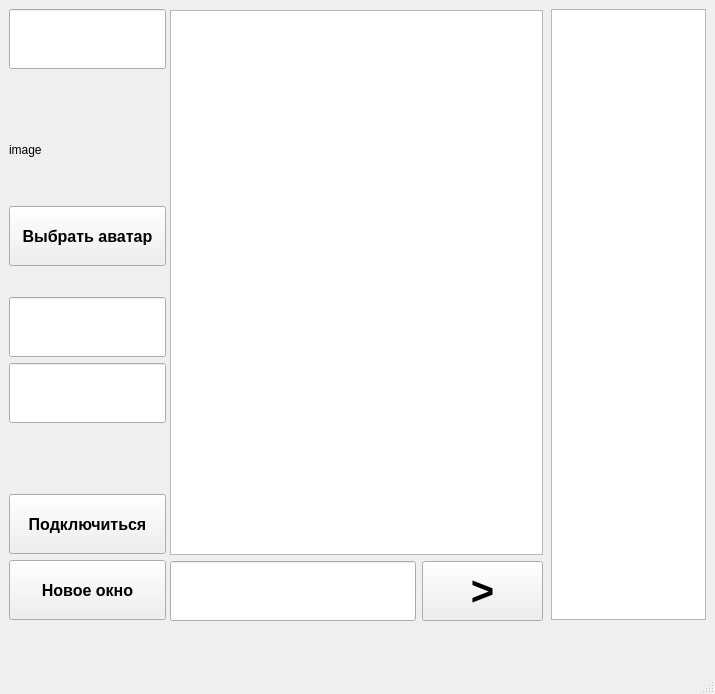
Qt form my_client/mainwindow.ui (xzbey/TcpChat) before a commit.
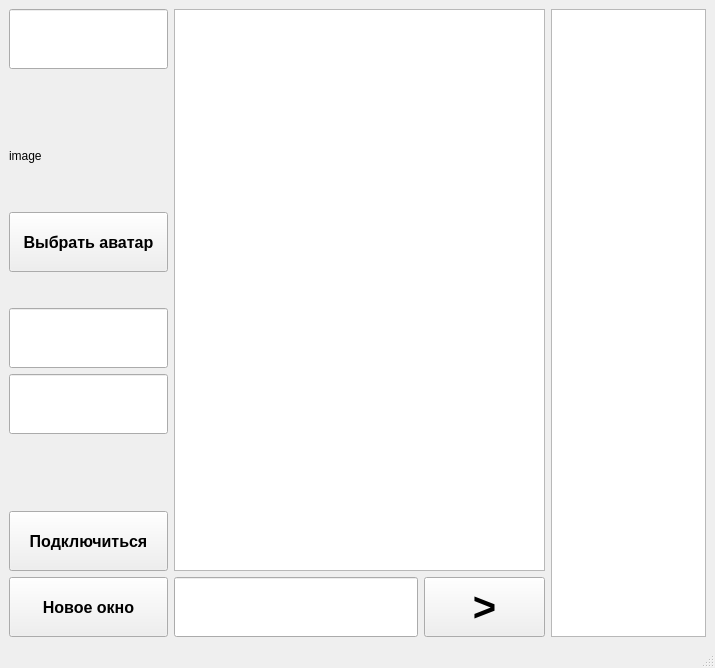
The same form after that commit.

What changed in the file:
```diff
--- a/my_client/mainwindow.ui
+++ b/my_client/mainwindow.ui
@@ -7,7 +7,7 @@
     <x>0</x>
     <y>0</y>
     <width>715</width>
-    <height>694</height>
+    <height>668</height>
    </rect>
   </property>
   <property name="minimumSize">
@@ -20,44 +20,8 @@
    <string>MainWindow</string>
   </property>
   <widget class="QWidget" name="centralwidget">
-   <widget class="QListWidget" name="userList">
-    <property name="geometry">
-     <rect>
-      <x>551</x>
-      <y>9</y>
-      <width>155</width>
-      <height>611</height>
-     </rect>
-    </property>
-    <property name="minimumSize">
-     <size>
-      <width>155</width>
-      <height>200</height>
-     </size>
-    </property>
-    <property name="maximumSize">
-     <size>
-      <width>121</width>
-      <height>9999999</height>
-     </size>
-    </property>
-    <property name="font">
-     <font>
-      <pointsize>12</pointsize>
-      <italic>false</italic>
-      <bold>true</bold>
-     </font>
-    </property>
-   </widget>
-   <widget class="QWidget" name="layoutWidget">
-    <property name="geometry">
-     <rect>
-      <x>9</x>
-      <y>9</y>
-      <width>157</width>
-      <height>611</height>
-     </rect>
-    </property>
+   <layout class="QGridLayout" name="gridLayout">
+    <item row="0" column="0">
     <layout class="QVBoxLayout" name="verticalLayout_3">
      <item>
       <widget class="QLineEdit" name="name">
@@ -265,16 +229,8 @@
       </layout>
      </item>
     </layout>
-   </widget>
-   <widget class="QWidget" name="layoutWidget">
-    <property name="geometry">
-     <rect>
-      <x>170</x>
-      <y>10</y>
-      <width>373</width>
-      <height>611</height>
-     </rect>
-    </property>
+    </item>
+    <item row="0" column="1">
     <layout class="QVBoxLayout" name="verticalLayout_4">
      <item>
       <widget class="QTextBrowser" name="chat">
@@ -340,7 +296,31 @@
       </layout>
      </item>
     </layout>
-   </widget>
+    </item>
+    <item row="0" column="2">
+     <widget class="QListWidget" name="userList">
+      <property name="minimumSize">
+       <size>
+        <width>155</width>
+        <height>200</height>
+       </size>
+      </property>
+      <property name="maximumSize">
+       <size>
+        <width>121</width>
+        <height>9999999</height>
+       </size>
+      </property>
+      <property name="font">
+       <font>
+        <pointsize>12</pointsize>
+        <italic>false</italic>
+        <bold>true</bold>
+       </font>
+      </property>
+     </widget>
+    </item>
+   </layout>
   </widget>
   <widget class="QMenuBar" name="menubar">
    <property name="geometry">
```
Lines whose indentation alone changed are shown as unchanged.
